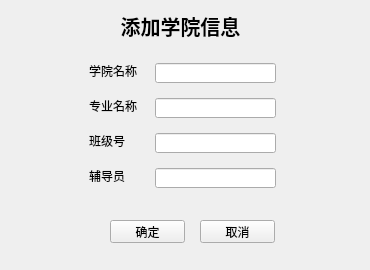
Old version of the form admin/admin_modifydean.ui in the repository wo16pao/MS.
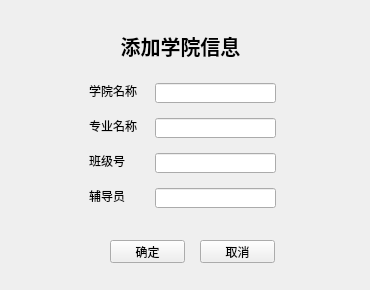
New version of the form.

The edit to the form file:
```diff
--- a/admin/admin_modifydean.ui
+++ b/admin/admin_modifydean.ui
@@ -7,7 +7,7 @@
     <x>0</x>
     <y>0</y>
     <width>370</width>
-    <height>270</height>
+    <height>290</height>
    </rect>
   </property>
   <property name="windowTitle">
@@ -17,7 +17,7 @@
    <property name="geometry">
     <rect>
      <x>200</x>
-     <y>220</y>
+     <y>240</y>
      <width>75</width>
      <height>23</height>
     </rect>
@@ -30,7 +30,7 @@
    <property name="geometry">
     <rect>
      <x>110</x>
-     <y>220</y>
+     <y>240</y>
      <width>75</width>
      <height>23</height>
     </rect>
@@ -43,7 +43,7 @@
    <property name="geometry">
     <rect>
      <x>80</x>
-     <y>45</y>
+     <y>65</y>
      <width>205</width>
      <height>161</height>
     </rect>
@@ -145,7 +145,7 @@
    <property name="geometry">
     <rect>
      <x>23</x>
-     <y>211</y>
+     <y>231</y>
      <width>81</width>
      <height>41</height>
     </rect>
@@ -161,7 +161,7 @@
    <property name="geometry">
     <rect>
      <x>100</x>
-     <y>10</y>
+     <y>30</y>
      <width>161</width>
      <height>31</height>
     </rect>
```
